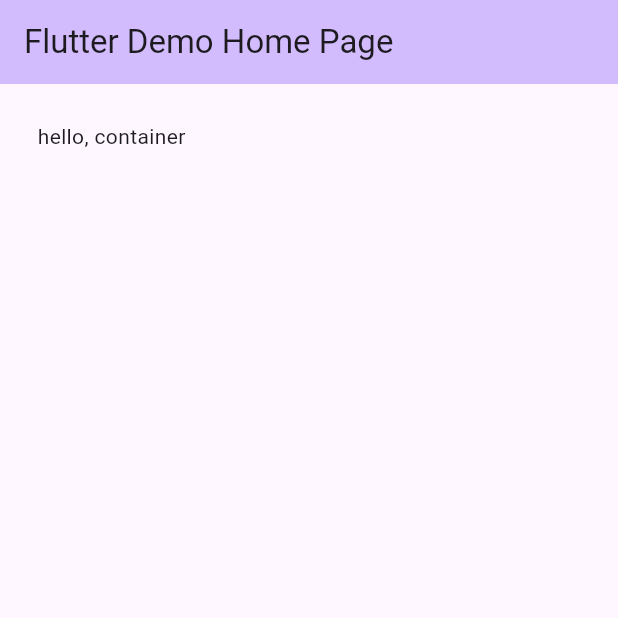
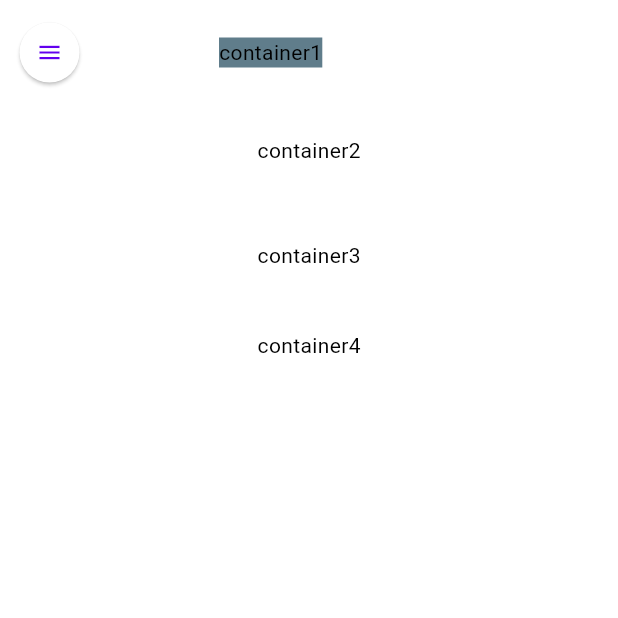
Before and after one commit to AMahasuwan/todo_app, a Flutter app: the screen it shows after launch, on a phone screen of 412 x 824 dp, the top half of it. Run offline on Flutter 3.47's test engine with Material 3 defaults, Android fonts, the phone set to English and light mode, and no system bars.

Commit message:
Add initial home page layout - Header block - Search bar block - Detail block - Button block

```diff
--- a/lib/Page/home_page.dart
+++ b/lib/Page/home_page.dart
@@ -13,17 +13,65 @@ class _MyHomePageState extends State<MyHomePage> {
   @override
   Widget build(BuildContext context) {
     return Scaffold(
-        appBar: AppBar(
-          backgroundColor: Theme.of(context).colorScheme.inversePrimary,
-          title: Text(widget.title),
+        body: Column(
+      children: [
+        // Header
+        Row(
+          children: [
+            ElevatedButton(
+              onPressed: () {
+                // To add fuction
+              },
+              child: Icon(Icons.menu),
+              style: ElevatedButton.styleFrom(shape: CircleBorder()),
+            ),
+            SizedBox(
+              width: 55,
+            ),
+            Padding(
+              padding: EdgeInsets.all(20),
+              child: Container(
+                  color: Colors.blueGrey,
+                  margin: EdgeInsets.all(5),
+                  child: Text(
+                    "container1",
+                  ) // Container1,
+                  ),
+            ),
+          ],
         ),
-        body: Padding(
-          padding: EdgeInsets.all(20),
-          child: Container(
-            margin: EdgeInsets.all(5),
-            child: Text("hello, container"),
-          ),
-        ) // This trailing comma makes auto-formatting nicer for build methods.
+        // Search bar
+        Row(
+          mainAxisAlignment: MainAxisAlignment.center,
+          children: [
+            Padding(
+              padding: const EdgeInsets.all(20),
+              child: Container(child: Text("container2")),
+            )
+          ],
+        ),
+        // Detail
+        Row(
+          mainAxisAlignment: MainAxisAlignment.center,
+          children: [
+            Padding(
+              padding: const EdgeInsets.all(30),
+              child: Container(child: Text("container3")),
+            )
+          ],
+        ),
+        // Button
+        Row(
+          mainAxisAlignment: MainAxisAlignment.center,
+          children: [
+            Padding(
+              padding: const EdgeInsets.all(10),
+              child: Container(child: Text("container4")),
+            )
+          ],
+        ),
+      ],
+    ) // This trailing comma makes auto-formatting nicer for build methods.
         );
   }
 }
--- a/lib/main.dart
+++ b/lib/main.dart
@@ -12,9 +12,10 @@ class MyApp extends StatelessWidget {
   @override
   Widget build(BuildContext context) {
     return MaterialApp(
-      title: 'Flutter Demo',
+      debugShowCheckedModeBanner: false,
+      title: "ToDo",
       theme: ThemeData(
-        colorScheme: ColorScheme.fromSeed(seedColor: Colors.deepPurple),
+        colorScheme: ColorScheme.light(),
         useMaterial3: true,
       ),
       home: const MyHomePage(title: 'Flutter Demo Home Page'),
```
